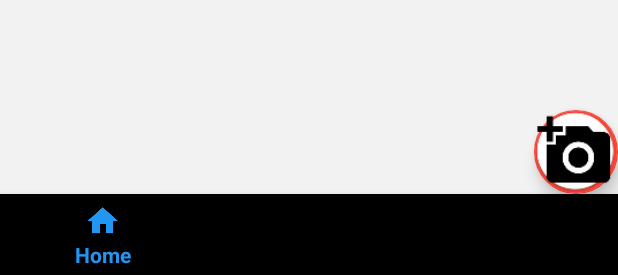
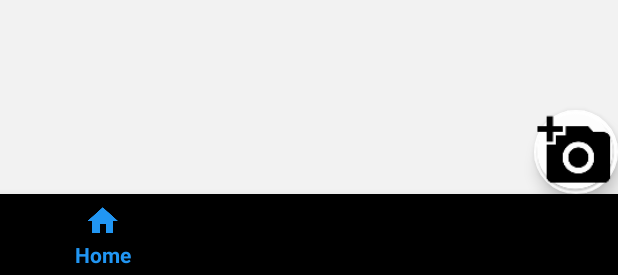
Before and after one commit to Nilaykhare/Android_PhotoBlog_App, an Android app: the layout activity_main.xml on its own in the app's theme, with its tools: preview values and no code run, on a phone screen of 412 x 824 dp. Shown: the part 958-1233 px from the top of the screen. Run offline under Robolectric (Android 15) with nearby library versions, the phone set to English and light mode, and no system bars.

Commit message:
floating button background corrected

```diff
--- a/app/src/main/res/layout/activity_main.xml
+++ b/app/src/main/res/layout/activity_main.xml
@@ -27,6 +27,7 @@
         android:clickable="true"
         android:focusable="true"
         android:src="@mipmap/blog_post_add_image"
+        app:backgroundTint="@color/common_google_signin_btn_text_dark_default"
         app:layout_anchor="@+id/include"
         app:layout_anchorGravity="right|bottom"
         app:layout_constraintBottom_toTopOf="@+id/mainBottomNav"
```
